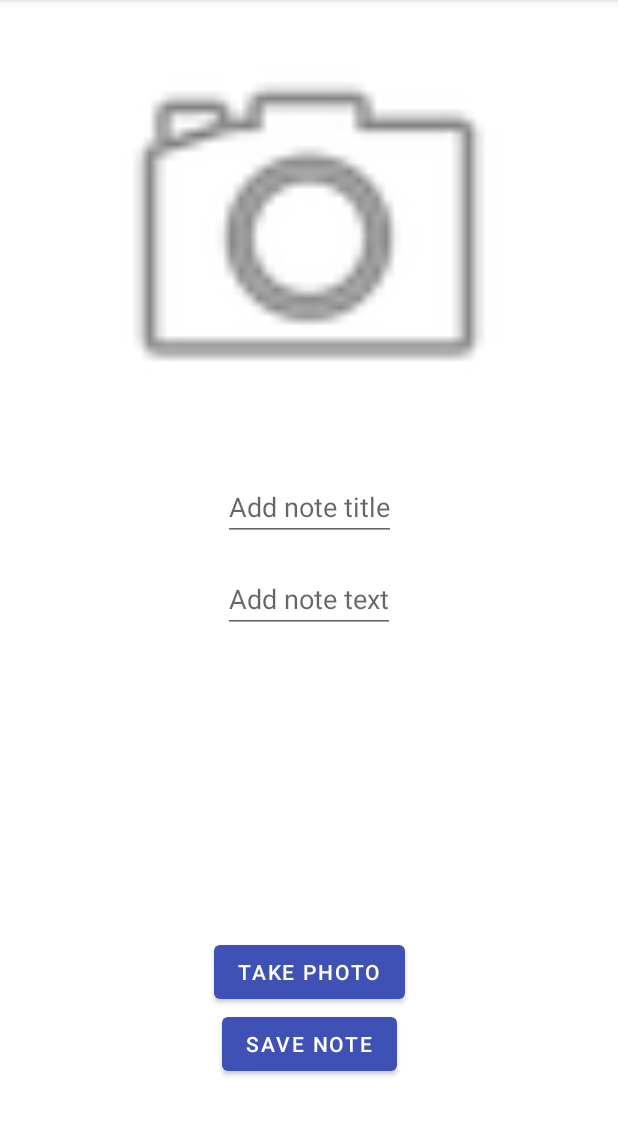
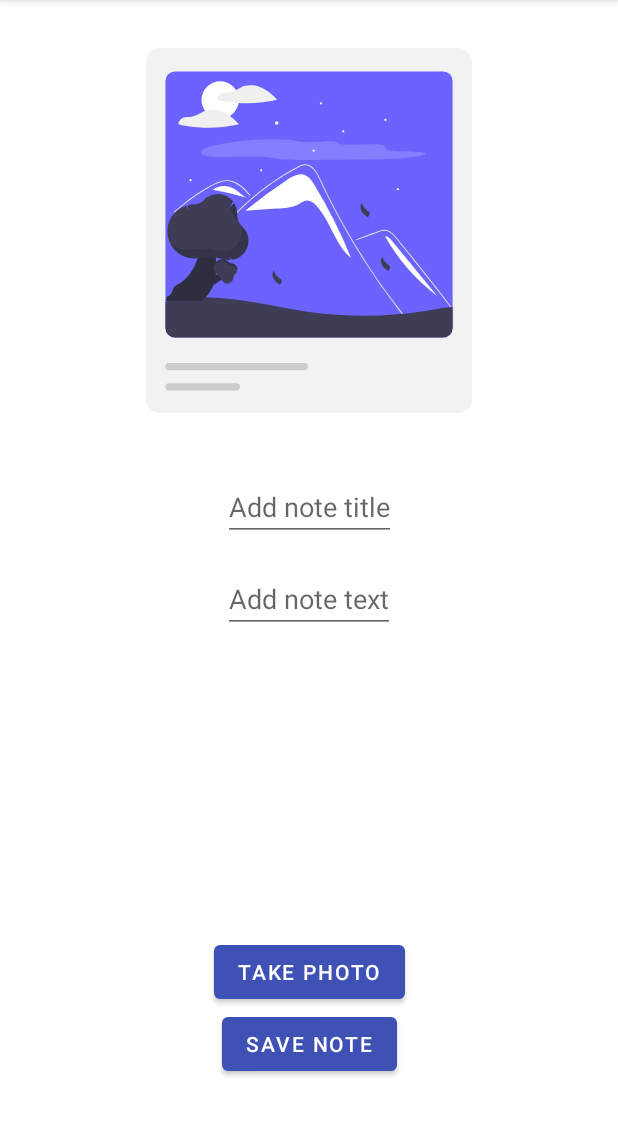
Before and after one commit to erazemk/MiniApp1, an Android app: the screen it shows after launch (MainActivity), after a tap on "Add note button", on a phone screen of 412 x 824 dp, the part 84-1220 px from its top. Run offline under Robolectric (Android 15) with nearby library versions, the phone set to English and light mode, and no system bars.

Commit message:
Update camera icon for new memos

```diff
--- /dev/null
+++ b/app/src/main/res/drawable/polaroid.xml
@@ -0,0 +1,141 @@
+<vector xmlns:android="http://schemas.android.com/apk/res/android"
+    android:width="541dp"
+    android:height="606dp"
+    android:viewportWidth="541"
+    android:viewportHeight="606">
+  <path
+      android:pathData="M518.014,606L22.986,606a23.012,23.012 0,0 1,-22.986 -22.986L0,22.986a23.012,23.012 0,0 1,22.986 -22.986L518.014,0a23.012,23.012 0,0 1,22.986 22.986L541,583.014A23.012,23.012 0,0 1,518.014 606Z"
+      android:fillColor="#f2f2f2"/>
+  <path
+      android:pathData="M493.12,39h-445.24a15.641,15.641 0,0 0,-15.62 15.62v410.42a15.641,15.641 0,0 0,15.62 15.62h445.24a15.641,15.641 0,0 0,15.62 -15.62v-410.42A15.641,15.641 0,0 0,493.12 39Z"
+      android:fillColor="#6c63ff"/>
+  <path
+      android:pathData="M279.539,227.609c-4.325,-7.153 -9.45,-14.791 -17.477,-17.127 -9.295,-2.705 -18.843,2.669 -26.943,7.971a785.107,785.107 0,0 0,-69.87 51.479l0.024,0.278q26.069,-1.798 52.138,-3.595c12.557,-0.866 25.544,-1.851 36.641,-7.791 4.211,-2.254 8.315,-5.265 13.087,-5.475 5.928,-0.261 11.097,3.88 15.159,8.205 24.028,25.587 30.982,64.716 57.939,87.196A855.509,855.509 0,0 0,279.539 227.609Z"
+      android:fillColor="#fff"/>
+  <path
+      android:pathData="M427.238,444.633c-2.657,-3.355 -3.743,-4.141 -6.364,-7.527q-32.012,-41.403 -60.178,-85.603 -19.131,-30.019 -36.365,-61.191 -8.205,-14.82 -15.96,-29.872 -6.018,-11.671 -11.767,-23.482c-1.096,-2.249 -2.161,-4.508 -3.221,-6.773 -2.497,-5.325 -4.948,-10.676 -7.579,-15.928 -2.998,-5.987 -6.648,-12.263 -12.155,-16.285a16.583,16.583 0,0 0,-8.639 -3.324c-4.482,-0.29 -8.618,1.561 -12.506,3.583a402.575,402.575 0,0 0,-79.161 54.589,412.123 412.123,0 0,0 -64.314,71.391c-0.568,0.812 -1.913,0.036 -1.339,-0.781q3.389,-4.793 6.912,-9.482A414.4,414.4 0,0 1,220.4 215.265q10.291,-6.669 20.969,-12.713c3.588,-2.032 7.191,-4.038 10.857,-5.92 3.593,-1.846 7.409,-3.505 11.513,-3.567 13.969,-0.217 21.202,15.603 26.17,26.248q2.342,5.025 4.741,10.019 9.065,18.961 18.829,37.575 6.026,11.493 12.315,22.851 19.573,35.37 41.607,69.308c19.46,29.97 38.764,56.445 60.932,84.471C428.944,444.313 427.853,445.419 427.238,444.633Z"
+      android:fillColor="#e4e4e4"/>
+  <path
+      android:pathData="M171.963,245.008c-0.812,-0.905 -1.618,-1.809 -2.435,-2.714 -6.442,-7.124 -13.354,-14.166 -22.2,-18.25a32.207,32.207 0,0 0,-13.494 -3.128,38.508 38.508,0 0,0 -14.01,3.055c-2.109,0.843 -4.172,1.799 -6.204,2.818 -2.321,1.168 -4.601,2.414 -6.871,3.671q-6.39,3.536 -12.615,7.383 -12.385,7.654 -23.994,16.476 -6.018,4.575 -11.788,9.451 -5.366,4.529 -10.516,9.301c-0.734,0.677 -1.83,-0.419 -1.096,-1.096 0.905,-0.843 1.82,-1.68 2.735,-2.507q3.877,-3.505 7.879,-6.876 7.297,-6.157 14.972,-11.839 11.935,-8.841 24.691,-16.482 6.375,-3.815 12.925,-7.31c1.318,-0.703 2.652,-1.391 4.002,-2.042a63.792,63.792 0,0 1,9.513 -3.872,33.841 33.841,0 0,1 14.367,-1.411 37.405,37.405 0,0 1,13.256 4.586c8.685,4.855 15.422,12.361 21.977,19.687C173.721,244.651 172.63,245.752 171.963,245.008Z"
+      android:fillColor="#e4e4e4"/>
+  <path
+      android:pathData="M349.923,318.833l20.812,-7.612 10.333,-3.779a105.676,105.676 0,0 1,10.202 -3.514,16.094 16.094,0 0,1 9.234,0.118 21.282,21.282 0,0 1,7.202 4.465,58.449 58.449,0 0,1 5.907,6.309c2.25,2.704 4.466,5.436 6.693,8.159q13.784,16.857 27.387,33.86 13.603,17.003 27.024,34.151 13.454,17.189 26.723,34.523 1.625,2.123 3.248,4.249c0.598,0.783 1.945,0.011 1.339,-0.783q-13.367,-17.507 -26.92,-34.872 -13.587,-17.406 -27.361,-34.664 -13.774,-17.258 -27.734,-34.366 -3.478,-4.262 -6.967,-8.515c-1.962,-2.392 -3.902,-4.809 -6.055,-7.035 -3.951,-4.086 -8.887,-7.697 -14.795,-7.795 -3.474,-0.058 -6.836,1.045 -10.063,2.212 -3.479,1.259 -6.95,2.541 -10.425,3.812l-20.958,7.665 -5.239,1.916c-0.93,0.34 -0.528,1.84 0.412,1.496Z"
+      android:fillColor="#e4e4e4"/>
+  <path
+      android:pathData="M144.59,233.008a33.6,33.6 0,0 0,-33.84 2.42A482.654,482.654 0,0 1,165.662 248.244C158.171,243.854 152.312,236.977 144.59,233.008Z"
+      android:fillColor="#fff"/>
+  <path
+      android:pathData="M110.646,235.409l-2.036,1.655c0.689,-0.579 1.405,-1.122 2.14,-1.636C110.715,235.422 110.68,235.415 110.646,235.409Z"
+      android:fillColor="#f2f2f2"/>
+  <path
+      android:pathData="M406.923,318.909c-2.049,-2.494 -4.264,-5.105 -7.328,-6.118l-2.861,0.113a324.517,324.517 0,0 0,86.435 98.816Q445.046,365.314 406.923,318.909Z"
+      android:fillColor="#fff"/>
+  <path
+      android:pathData="M462.757,176.65c5.769,-2.516 -5.931,-3.98 -19.205,-4.461s-29.333,-0.455 -37.816,-1.824c-8.204,-1.324 -7.6,-3.679 -8.29,-5.813s-3.844,-4.321 -16.646,-4.796c-15.953,-0.591 -42.261,1.684 -54.303,0.318 -11.238,-1.275 -4.558,-5.273 -20.945,-5.426 -9.358,-0.087 -21.413,1.231 -31.825,1.549a116.015,116.015 0,0 1,-22.082 -1.151c-5.075,-0.831 -8.61,-1.886 -14.322,-2.62 -14.996,-1.928 -44.334,-1.28 -70.52,1.191s-48.632,6.521 -61.291,10.532 -16.156,7.961 -13.208,11.31c1.883,2.139 6.701,4.138 18.389,4.998 21.862,1.607 60.785,-1.159 83.376,0.303 12.591,0.815 18.176,2.836 29.223,3.942 11.868,1.188 29.242,1.251 46.312,1.223 35.542,-0.059 71.993,-0.424 109.161,-1.094 15.525,-0.28 31.792,-0.643 48.311,-1.976s33.369,-3.905 36.854,-6.316"
+      android:strokeAlpha="0.17"
+      android:fillColor="#fff"
+      android:fillAlpha="0.17"/>
+  <path
+      android:pathData="M217.015,124.424m-2.992,0a2.992,2.992 0,1 1,5.984 0a2.992,2.992 0,1 1,-5.984 0"
+      android:fillColor="#fff"/>
+  <path
+      android:pathData="M290.235,91.998m-1.795,0a1.795,1.795 0,1 1,3.59 0a1.795,1.795 0,1 1,-3.59 0"
+      android:fillColor="#fff"/>
+  <path
+      android:pathData="M191.235,202.998m-1.795,0a1.795,1.795 0,1 1,3.59 0a1.795,1.795 0,1 1,-3.59 0"
+      android:fillColor="#fff"/>
+  <path
+      android:pathData="M397.232,119.408m-1.795,0a1.795,1.795 0,1 1,3.59 0a1.795,1.795 0,1 1,-3.59 0"
+      android:fillColor="#fff"/>
+  <path
+      android:pathData="M278.232,170.408m-1.795,0a1.795,1.795 0,1 1,3.59 0a1.795,1.795 0,1 1,-3.59 0"
+      android:fillColor="#fff"/>
+  <path
+      android:pathData="M327.232,138.408m-1.795,0a1.795,1.795 0,1 1,3.59 0a1.795,1.795 0,1 1,-3.59 0"
+      android:fillColor="#fff"/>
+  <path
+      android:pathData="M417.932,234.365m-1.795,0a1.795,1.795 0,1 1,3.59 0a1.795,1.795 0,1 1,-3.59 0"
+      android:fillColor="#fff"/>
+  <path
+      android:pathData="M73.932,219.365m-1.795,0a1.795,1.795 0,1 1,3.59 0a1.795,1.795 0,1 1,-3.59 0"
+      android:fillColor="#fff"/>
+  <path
+      android:pathData="M508.74,430.11v34.93a15.641,15.641 0,0 1,-15.62 15.62h-445.24a15.641,15.641 0,0 1,-15.62 -15.62v-43.64a264.225,264.225 0,0 1,70.01 -7.48c56.9,1.24 112.47,16.43 168.84,24.29a659.893,659.893 0,0 0,199.88 -2.75C483.45,433.37 496.14,430.93 508.74,430.11Z"
+      android:fillColor="#3f3d56"/>
+  <path
+      android:pathData="M357.725,271.113c-2.274,-4.21 -2.591,-9.727 0.201,-13.612a22.043,22.043 0,0 0,8.781 12.326c1.659,1.129 3.621,2.213 4.188,4.137a4.928,4.928 0,0 1,-0.514 3.617,14.634 14.634,0 0,1 -2.271,2.965l-0.08,0.301C363.914,278.408 359.998,275.323 357.725,271.113Z"
+      android:fillColor="#3f3d56"/>
+  <path
+      android:pathData="M211.725,383.113c-2.274,-4.21 -2.591,-9.727 0.201,-13.612a22.043,22.043 0,0 0,8.781 12.326c1.659,1.129 3.621,2.213 4.188,4.137a4.928,4.928 0,0 1,-0.514 3.617,14.634 14.634,0 0,1 -2.271,2.965l-0.08,0.301C217.914,390.408 213.998,387.323 211.725,383.113Z"
+      android:fillColor="#3f3d56"/>
+  <path
+      android:pathData="M391.725,360.113c-2.274,-4.21 -2.591,-9.727 0.201,-13.612a22.043,22.043 0,0 0,8.781 12.326c1.659,1.129 3.621,2.213 4.188,4.137a4.928,4.928 0,0 1,-0.514 3.617,14.634 14.634,0 0,1 -2.271,2.965l-0.08,0.301C397.914,367.408 393.998,364.323 391.725,360.113Z"
+      android:fillColor="#3f3d56"/>
+  <path
+      android:pathData="M123.126,117.278A31.017,31.017 0,1 1,154.144 86.261,31.052 31.052,0 0,1 123.126,117.278Z"
+      android:fillColor="#fff"/>
+  <path
+      android:pathData="M216.562,84.67c-8.076,-8.472 -17.456,-16.201 -28.56,-20.285a45.905,45.905 0,0 0,-9.566 -2.404c-0.026,-0.004 -0.051,0.002 -0.077,-0a1.408,1.408 0,0 0,-0.161 -0.032,36.823 36.823,0 0,0 -13.668,0.825 37.762,37.762 0,0 0,-6.364 2.217,55.65 55.65,0 0,0 -5.971,3.384A38.84,38.84 0,0 1,138.999 73.298a44.393,44.393 0,0 1,-7.087 0.696,17.119 17.119,0 0,0 -5.962,0.858 14.311,14.311 0,0 0,-8.715 9.437,0.928 0.928,0 0,0 0.412,1.014c0.529,0.379 1.044,0.808 1.599,1.145a4.99,4.99 0,0 0,1.562 0.426q1.325,0.28 2.653,0.543 4.892,0.969 9.825,1.716 9.981,1.511 20.071,2.129a223.483,223.483 0,0 0,40.396 -1.214,224.255 224.255,0 0,0 22.412,-3.877A0.906,0.906 0,0 0,216.562 84.67Z"
+      android:fillColor="#f0f0f0"/>
+  <path
+      android:pathData="M124.575,105.074a45.905,45.905 0,0 0,-9.566 -2.404c-0.026,-0.004 -0.051,0.002 -0.077,-0a1.408,1.408 0,0 0,-0.161 -0.032,36.823 36.823,0 0,0 -13.668,0.825 37.761,37.761 0,0 0,-6.364 2.217,55.653 55.653,0 0,0 -5.971,3.384 38.839,38.839 0,0 1,-13.196 4.923,44.392 44.392,0 0,1 -7.087,0.696 17.119,17.119 0,0 0,-5.962 0.858A14.311,14.311 0,0 0,53.807 124.978a0.928,0.928 0,0 0,0.412 1.014c0.529,0.379 1.044,0.808 1.599,1.146a4.99,4.99 0,0 0,1.562 0.426q1.325,0.279 2.653,0.543 4.892,0.969 9.825,1.716 9.981,1.511 20.071,2.129a223.482,223.482 0,0 0,40.396 -1.214,224.252 224.252,0 0,0 22.412,-3.876 0.906,0.906 0,0 0,0.396 -1.5C145.058,116.887 135.679,109.158 124.575,105.074Z"
+      android:fillColor="#f0f0f0"/>
+  <path
+      android:pathData="M263,535h-225a6,6 0,0 1,0 -12h225a6,6 0,1 1,0 12Z"
+      android:fillColor="#ccc"/>
+  <path
+      android:pathData="M150,568.5h-112a6,6 0,0 1,0 -12h112a6,6 0,1 1,0 12Z"
+      android:fillColor="#ccc"/>
+  <path
+      android:pathData="M107.375,384.038l17.203,-13.061l8.385,8.385l-28.025,19.179l2.437,-14.503z"
+      android:fillColor="#2f2e41"/>
+  <path
+      android:pathData="M91.33,420.002L32.481,420.002l2.064,-6.688h0c12.792,-4.631 5.607,-14.585 17.775,-20.669 29.763,-14.882 41.286,-59.29 36.927,-76.844l19.504,-0.825S135.688,391.469 91.33,420.002Z"
+      android:fillColor="#2f2e41"/>
+  <path
+      android:pathData="M141.57,388.565a9.891,9.891 0,0 1,-12.782 0.239l-0.038,-0.031 -0.001,-0.049a9.477,9.477 0,0 0,-0.38 -2.419,6.77 6.77,0 0,1 -0.246,1.674l-0.049,0.184 -0.132,-0.136c-0.114,-0.118 -0.225,-0.237 -0.328,-0.355a9.975,9.975 0,0 1,-1.519 -2.301,29.079 29.079,0 0,0 -8.068,-10.057 14.118,14.118 0,0 1,-1.693 -1.629,13.954 13.954,0 0,1 17.523,-21.259l0.087,0.051 -0.045,0.09a7.269,7.269 0,0 1,-1.297 1.871,9.479 9.479,0 0,0 1.997,-1.443l0.063,-0.06 0.072,0.05a14.013,14.013 0,0 1,2.552 2.271l0.081,0.093a6.229,6.229 0,0 0,4.613 2.129,9.888 9.888,0 0,1 9.575,11.585l-0.011,0.065 -0.064,0.019a8.485,8.485 0,0 1,-3.456 0.431,9.64 9.64,0 0,0 3.078,0.771l0.137,0.011 -0.044,0.131a9.882,9.882 0,0 1,-2.852 4.3l-0.038,0.033 -0.04,0.035a9.71,9.71 0,0 0,-3.355 6.74A9.964,9.964 0,0 1,141.57 388.565Z"
+      android:fillColor="#3f3d56"/>
+  <path
+      android:fillColor="#FF000000"
+      android:pathData="M143.37,385.386a9.863,9.863 0,0 1,-0.111 1.063,9.997 9.997,0 0,0 1.607,-4.953c0.013,-0.27 0.041,-0.539 0.079,-0.807A9.382,9.382 0,0 0,143.37 385.386Z"
+      android:strokeAlpha="0.15"
+      android:fillAlpha="0.15"/>
+  <path
+      android:fillColor="#FF000000"
+      android:pathData="M146.482,373.366a9.625,9.625 0,0 0,2.46 0.696,9.898 9.898,0 0,0 0.901,-1.1A8.387,8.387 0,0 1,146.482 373.366Z"
+      android:strokeAlpha="0.15"
+      android:fillAlpha="0.15"/>
+  <path
+      android:fillColor="#FF000000"
+      android:pathData="M150.107,370.118a9.949,9.949 0,0 1,-0.07 2.566,9.834 9.834,0 0,0 1.113,-2.295l0.044,-0.131 -0.137,-0.011A9.556,9.556 0,0 1,150.107 370.118Z"
+      android:strokeAlpha="0.15"
+      android:fillAlpha="0.15"/>
+  <path
+      android:fillColor="#FF000000"
+      android:pathData="M149.192,360.732a9.912,9.912 0,0 0,-7.259 -3.356,6.229 6.229,0 0,1 -4.613,-2.129l-0.081,-0.093a14.013,14.013 0,0 0,-2.552 -2.271l-0.072,-0.05 -0.063,0.06a9.479,9.479 0,0 1,-1.997 1.443,7.269 7.269,0 0,0 1.297,-1.871l0.045,-0.09 -0.087,-0.051a13.944,13.944 0,0 0,-20.659 9.027,13.946 13.946,0 0,1 19.163,-5.138l0.087,0.051 -0.045,0.09a7.269,7.269 0,0 1,-1.297 1.871,9.479 9.479,0 0,0 1.997,-1.443l0.063,-0.06 0.072,0.05a14.013,14.013 0,0 1,2.552 2.271l0.081,0.093a6.229,6.229 0,0 0,4.613 2.129,9.89 9.89,0 0,1 9.565,8.128 11.987,11.987 0,0 0,1.431 -0.348l0.064,-0.019 0.011,-0.065A9.85,9.85 0,0 0,149.192 360.732Z"
+      android:strokeAlpha="0.15"
+      android:fillAlpha="0.15"/>
+  <path
+      android:pathData="M170.013,320.012a31.85,31.85 0,0 1,-26.603 31.411l-0.157,0.026 -0.122,-0.101a30.517,30.517 0,0 0,-6.656 -4.225,21.801 21.801,0 0,1 3.525,4.155l0.339,0.51 -0.611,0.029c-0.527,0.026 -1.052,0.038 -1.557,0.038a32.118,32.118 0,0 1,-8.793 -1.219,93.631 93.631,0 0,0 -41.472,-1.879 45.458,45.458 0,0 1,-7.537 0.629,44.931 44.931,0 0,1 -14.135,-87.576l0.309,-0.102 0.122,0.301a23.405,23.405 0,0 1,1.765 7.114,30.523 30.523,0 0,0 0.759,-7.898l-0.01,-0.28 0.272,-0.068a45.123,45.123 0,0 1,10.918 -1.339l0.398,0.002a20.058,20.058 0,0 0,14.956 -6.626,31.84 31.84,0 0,1 48.372,1.486l0.134,0.166 -0.089,0.195a27.322,27.322 0,0 1,-6.307 9.272,31.04 31.04,0 0,0 8.41,-5.803l0.318,-0.308 0.223,0.383a31.818,31.818 0,0 1,4.332 16.04l-0,0.161c-0,0.057 -0,0.114 -0,0.171a31.266,31.266 0,0 0,9.162 22.444A32.083,32.083 0,0 1,170.013 320.012Z"
+      android:fillColor="#3f3d56"/>
+  <path
+      android:fillColor="#FF000000"
+      android:pathData="M131.084,244.761a22.494,22.494 0,0 1,-4.012 4.922,30.962 30.962,0 0,0 6.269,-3.918Q132.232,245.219 131.084,244.761Z"
+      android:strokeAlpha="0.15"
+      android:fillAlpha="0.15"/>
+  <path
+      android:fillColor="#FF000000"
+      android:pathData="M149.515,282.769A31.97,31.97 0,0 1,154.094 288.347a32.547,32.547 0,0 1,-2.979 -13.673c0,-0.057 0,-0.114 0,-0.171l0,-0.161a31.819,31.819 0,0 0,-4.332 -16.04l-0.223,-0.383 -0.318,0.308a31.112,31.112 0,0 1,-5.808 4.422A31.014,31.014 0,0 0,149.515 282.769Z"
+      android:strokeAlpha="0.15"
+      android:fillAlpha="0.15"/>
+  <path
+      android:fillColor="#FF000000"
+      android:pathData="M140.354,259.994l-0,0.161c-0,0.057 -0,0.114 -0,0.171 0,0.313 0.006,0.624 0.014,0.936a33.163,33.163 0,0 0,3.772 -6.502l0.089,-0.195 -0.134,-0.166a32.1,32.1 0,0 0,-5.761 -5.571A31.891,31.891 0,0 1,140.354 259.994Z"
+      android:strokeAlpha="0.15"
+      android:fillAlpha="0.15"/>
+  <path
+      android:fillColor="#FF000000"
+      android:pathData="M160.277,297.117a28.789,28.789 0,0 1,-4.058 -4.938,31.81 31.81,0 0,1 -23.57,44.895l-0.157,0.026 -0.122,-0.101a30.517,30.517 0,0 0,-6.656 -4.225,21.8 21.8,0 0,1 3.525,4.155l0.339,0.51 -0.611,0.029c-0.527,0.026 -1.052,0.039 -1.557,0.039a32.118,32.118 0,0 1,-8.793 -1.219,93.631 93.631,0 0,0 -41.472,-1.879 45.458,45.458 0,0 1,-7.537 0.629,44.726 44.726,0 0,1 -29.841,-11.38 44.971,44.971 0,0 0,40.603 25.728,45.458 45.458,0 0,0 7.537,-0.629 93.631,93.631 0,0 1,41.472 1.879,32.118 32.118,0 0,0 8.793,1.219c0.506,0 1.03,-0.013 1.557,-0.039l0.611,-0.029 -0.339,-0.51a21.8,21.8 0,0 0,-3.525 -4.155,30.517 30.517,0 0,1 6.656,4.225l0.122,0.101 0.157,-0.026a31.826,31.826 0,0 0,16.867 -54.306Z"
+      android:strokeAlpha="0.15"
+      android:fillAlpha="0.15"/>
+</vector>
--- a/app/src/main/res/layout-land/fragment_new.xml
+++ b/app/src/main/res/layout-land/fragment_new.xml
@@ -24,12 +24,12 @@
         android:id="@+id/newMemoImage"
         android:layout_width="0dp"
         android:layout_height="match_parent"
-        android:layout_marginStart="8dp"
-        android:layout_marginTop="8dp"
-        android:layout_marginEnd="8dp"
-        android:layout_marginBottom="8dp"
+        android:layout_marginStart="32dp"
+        android:layout_marginTop="32dp"
+        android:layout_marginEnd="32dp"
+        android:layout_marginBottom="32dp"
         android:contentDescription="@string/new_memo_image_description"
-        android:src="@android:drawable/ic_menu_camera"
+        android:src="@drawable/polaroid"
         app:layout_constraintBottom_toBottomOf="parent"
         app:layout_constraintEnd_toStartOf="@+id/newGuidelineLeft"
         app:layout_constraintStart_toStartOf="parent"
--- a/app/src/main/res/layout/fragment_new.xml
+++ b/app/src/main/res/layout/fragment_new.xml
@@ -24,12 +24,12 @@
         android:id="@+id/newMemoImage"
         android:layout_width="match_parent"
         android:layout_height="0dp"
-        android:layout_marginStart="8dp"
-        android:layout_marginTop="8dp"
-        android:layout_marginEnd="8dp"
-        android:layout_marginBottom="8dp"
+        android:layout_marginStart="32dp"
+        android:layout_marginTop="32dp"
+        android:layout_marginEnd="32dp"
+        android:layout_marginBottom="32dp"
         android:contentDescription="@string/new_memo_image_description"
-        android:src="@android:drawable/ic_menu_camera"
+        android:src="@drawable/polaroid"
         app:layout_constraintBottom_toTopOf="@+id/newGuidelineTop"
         app:layout_constraintEnd_toEndOf="parent"
         app:layout_constraintStart_toStartOf="parent"
```
